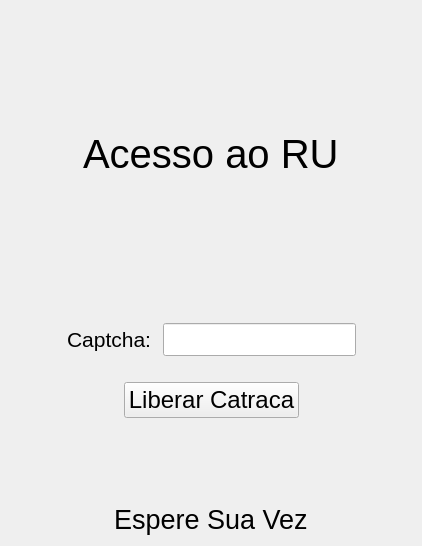
Before: the Qt Designer form AndroidTCP/widget.ui in EEL7323/batata, drawn with Qt 5.
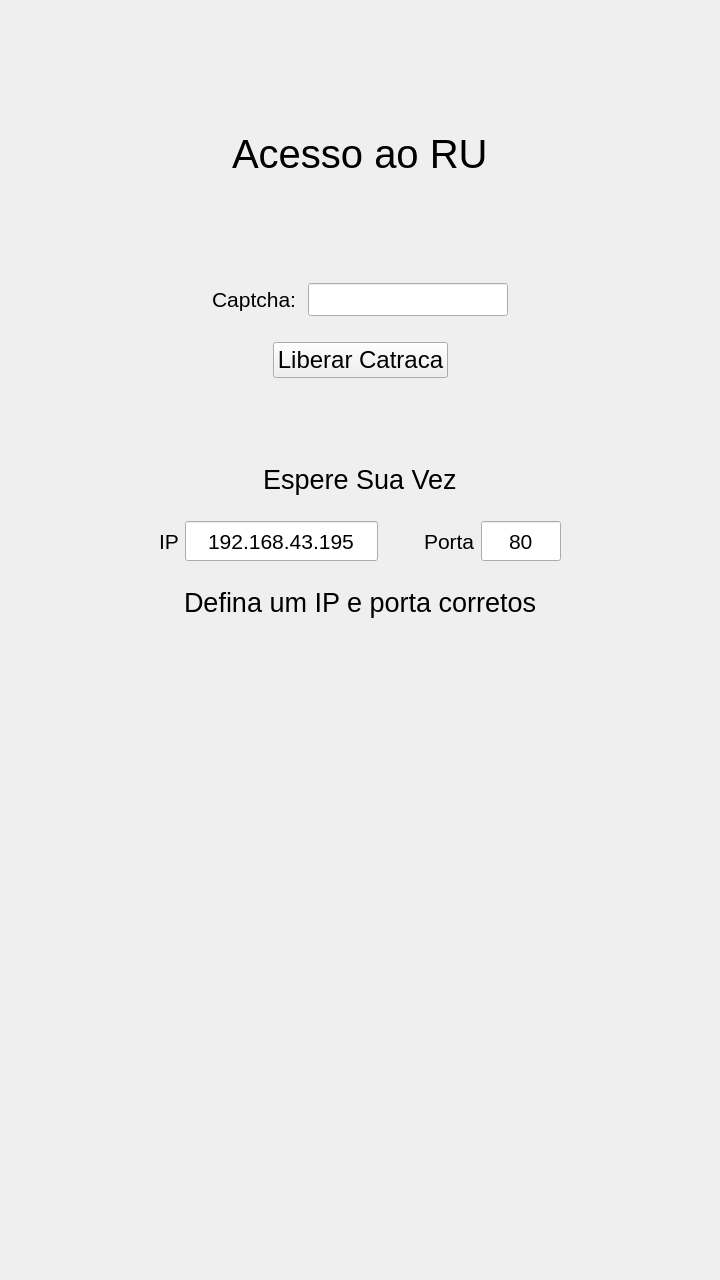
After: the same form once the commit is applied.

Diff of the .ui file:
```diff
--- a/AndroidTCP/widget.ui
+++ b/AndroidTCP/widget.ui
@@ -6,8 +6,8 @@
    <rect>
     <x>0</x>
     <y>0</y>
-    <width>422</width>
-    <height>458</height>
+    <width>720</width>
+    <height>1280</height>
    </rect>
   </property>
   <property name="windowTitle">
@@ -85,7 +85,7 @@
      <property name="sizeHint" stdset="0">
       <size>
        <width>20</width>
-       <height>140</height>
+       <height>100</height>
       </size>
      </property>
     </spacer>
@@ -263,6 +263,216 @@
      </item>
     </layout>
    </item>
+   <item>
+    <spacer name="verticalSpacer_6">
+     <property name="orientation">
+      <enum>Qt::Vertical</enum>
+     </property>
+     <property name="sizeType">
+      <enum>QSizePolicy::Fixed</enum>
+     </property>
+     <property name="sizeHint" stdset="0">
+      <size>
+       <width>20</width>
+       <height>20</height>
+      </size>
+     </property>
+    </spacer>
+   </item>
+   <item>
+    <layout class="QHBoxLayout" name="horizontalLayout_5">
+     <item>
+      <spacer name="horizontalSpacer_9">
+       <property name="orientation">
+        <enum>Qt::Horizontal</enum>
+       </property>
+       <property name="sizeHint" stdset="0">
+        <size>
+         <width>40</width>
+         <height>20</height>
+        </size>
+       </property>
+      </spacer>
+     </item>
+     <item>
+      <widget class="QLabel" name="IP_label">
+       <property name="font">
+        <font>
+         <pointsize>16</pointsize>
+        </font>
+       </property>
+       <property name="text">
+        <string>IP</string>
+       </property>
+      </widget>
+     </item>
+     <item>
+      <widget class="QLineEdit" name="IP_field">
+       <property name="sizePolicy">
+        <sizepolicy hsizetype="MinimumExpanding" vsizetype="Fixed">
+         <horstretch>0</horstretch>
+         <verstretch>0</verstretch>
+        </sizepolicy>
+       </property>
+       <property name="minimumSize">
+        <size>
+         <width>0</width>
+         <height>40</height>
+        </size>
+       </property>
+       <property name="maximumSize">
+        <size>
+         <width>400</width>
+         <height>40</height>
+        </size>
+       </property>
+       <property name="font">
+        <font>
+         <pointsize>16</pointsize>
+        </font>
+       </property>
+       <property name="text">
+        <string>192.168.43.195</string>
+       </property>
+       <property name="alignment">
+        <set>Qt::AlignCenter</set>
+       </property>
+      </widget>
+     </item>
+     <item>
+      <spacer name="horizontalSpacer_10">
+       <property name="orientation">
+        <enum>Qt::Horizontal</enum>
+       </property>
+       <property name="sizeType">
+        <enum>QSizePolicy::Fixed</enum>
+       </property>
+       <property name="sizeHint" stdset="0">
+        <size>
+         <width>40</width>
+         <height>20</height>
+        </size>
+       </property>
+      </spacer>
+     </item>
+     <item>
+      <widget class="QLabel" name="port_label">
+       <property name="font">
+        <font>
+         <pointsize>16</pointsize>
+        </font>
+       </property>
+       <property name="text">
+        <string>Porta</string>
+       </property>
+      </widget>
+     </item>
+     <item>
+      <widget class="QLineEdit" name="port_field">
+       <property name="sizePolicy">
+        <sizepolicy hsizetype="MinimumExpanding" vsizetype="Fixed">
+         <horstretch>0</horstretch>
+         <verstretch>0</verstretch>
+        </sizepolicy>
+       </property>
+       <property name="minimumSize">
+        <size>
+         <width>40</width>
+         <height>40</height>
+        </size>
+       </property>
+       <property name="maximumSize">
+        <size>
+         <width>80</width>
+         <height>40</height>
+        </size>
+       </property>
+       <property name="font">
+        <font>
+         <pointsize>16</pointsize>
+        </font>
+       </property>
+       <property name="text">
+        <string>80</string>
+       </property>
+       <property name="alignment">
+        <set>Qt::AlignCenter</set>
+       </property>
+      </widget>
+     </item>
+     <item>
+      <spacer name="horizontalSpacer_14">
+       <property name="orientation">
+        <enum>Qt::Horizontal</enum>
+       </property>
+       <property name="sizeHint" stdset="0">
+        <size>
+         <width>40</width>
+         <height>20</height>
+        </size>
+       </property>
+      </spacer>
+     </item>
+    </layout>
+   </item>
+   <item>
+    <spacer name="verticalSpacer_7">
+     <property name="orientation">
+      <enum>Qt::Vertical</enum>
+     </property>
+     <property name="sizeType">
+      <enum>QSizePolicy::Fixed</enum>
+     </property>
+     <property name="sizeHint" stdset="0">
+      <size>
+       <width>20</width>
+       <height>20</height>
+      </size>
+     </property>
+    </spacer>
+   </item>
+   <item>
+    <layout class="QHBoxLayout" name="horizontalLayout_6">
+     <item>
+      <spacer name="horizontalSpacer_11">
+       <property name="orientation">
+        <enum>Qt::Horizontal</enum>
+       </property>
+       <property name="sizeHint" stdset="0">
+        <size>
+         <width>40</width>
+         <height>20</height>
+        </size>
+       </property>
+      </spacer>
+     </item>
+     <item>
+      <widget class="QLabel" name="IP_status">
+       <property name="font">
+        <font>
+         <pointsize>20</pointsize>
+        </font>
+       </property>
+       <property name="text">
+        <string>Defina um IP e porta corretos</string>
+       </property>
+      </widget>
+     </item>
+     <item>
+      <spacer name="horizontalSpacer_12">
+       <property name="orientation">
+        <enum>Qt::Horizontal</enum>
+       </property>
+       <property name="sizeHint" stdset="0">
+        <size>
+         <width>40</width>
+         <height>20</height>
+        </size>
+       </property>
+      </spacer>
+     </item>
+    </layout>
+   </item>
    <item>
     <spacer name="verticalSpacer_2">
      <property name="orientation">
```
